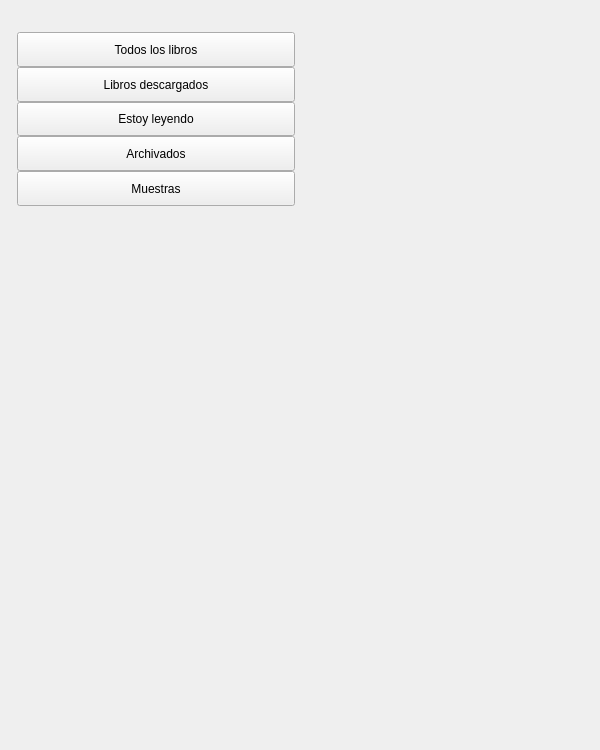
Before: the Qt Designer form bqLibrary/ui/LibraryBooksToShowFilterLayer-new.ui in bq/cervantes, drawn with Qt 5.
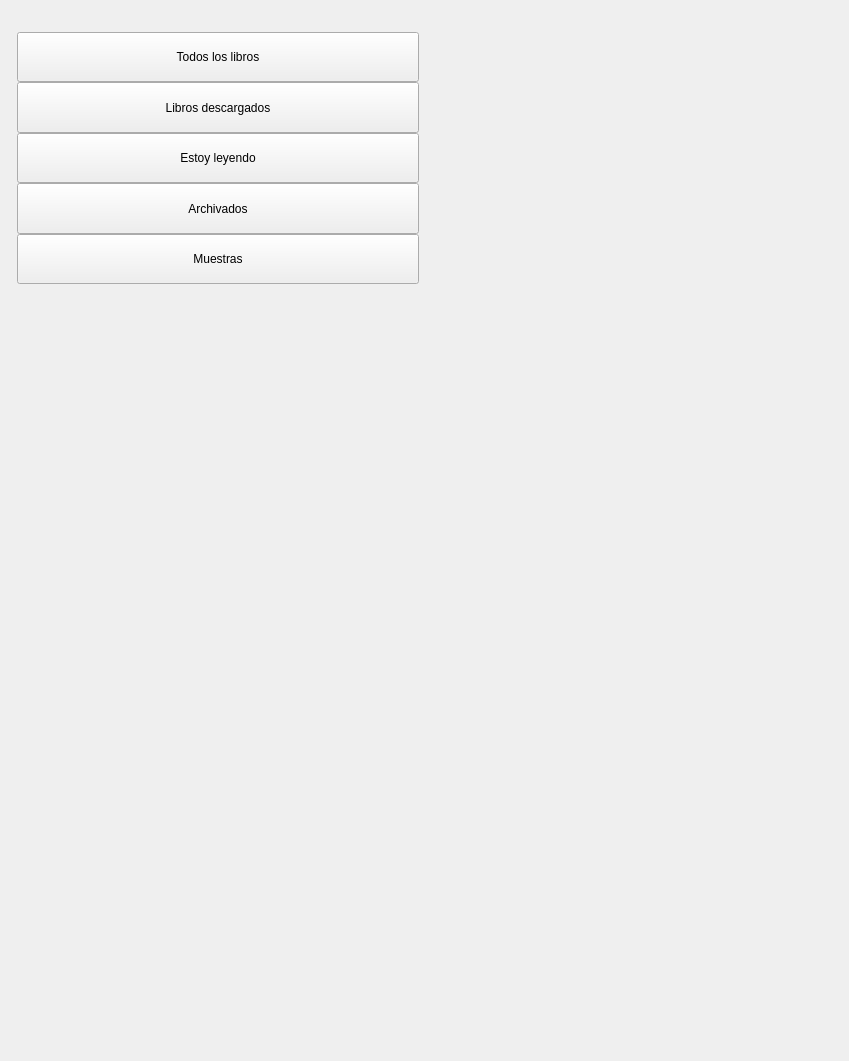
After: the same form once the commit is applied.

What changed in the file:
```diff
--- a/bqLibrary/ui/LibraryBooksToShowFilterLayer-new.ui
+++ b/bqLibrary/ui/LibraryBooksToShowFilterLayer-new.ui
@@ -6,20 +6,20 @@
    <rect>
     <x>0</x>
     <y>0</y>
-    <width>600</width>
-    <height>750</height>
+    <width>849</width>
+    <height>1061</height>
    </rect>
   </property>
   <property name="minimumSize">
    <size>
-    <width>600</width>
-    <height>750</height>
+    <width>0</width>
+    <height>0</height>
    </size>
   </property>
   <property name="maximumSize">
    <size>
-    <width>600</width>
-    <height>750</height>
+    <width>849</width>
+    <height>1061</height>
    </size>
   </property>
   <property name="windowTitle">
@@ -112,8 +112,8 @@
            </property>
            <property name="maximumSize">
             <size>
-             <width>10000</width>
-             <height>620</height>
+             <width>14142</width>
+             <height>877</height>
             </size>
            </property>
            <layout class="QVBoxLayout" name="verticalLayout">
@@ -222,8 +222,8 @@
            </property>
            <property name="sizeHint" stdset="0">
             <size>
-             <width>20</width>
-             <height>40</height>
+             <width>28</width>
+             <height>57</height>
             </size>
            </property>
           </spacer>
@@ -254,8 +254,8 @@
      </property>
      <property name="sizeHint" stdset="0">
       <size>
-       <width>20</width>
-       <height>40</height>
+       <width>28</width>
+       <height>57</height>
       </size>
      </property>
     </spacer>
```
Left out of the diff: 24 changed lines with no effect on the pictures.
